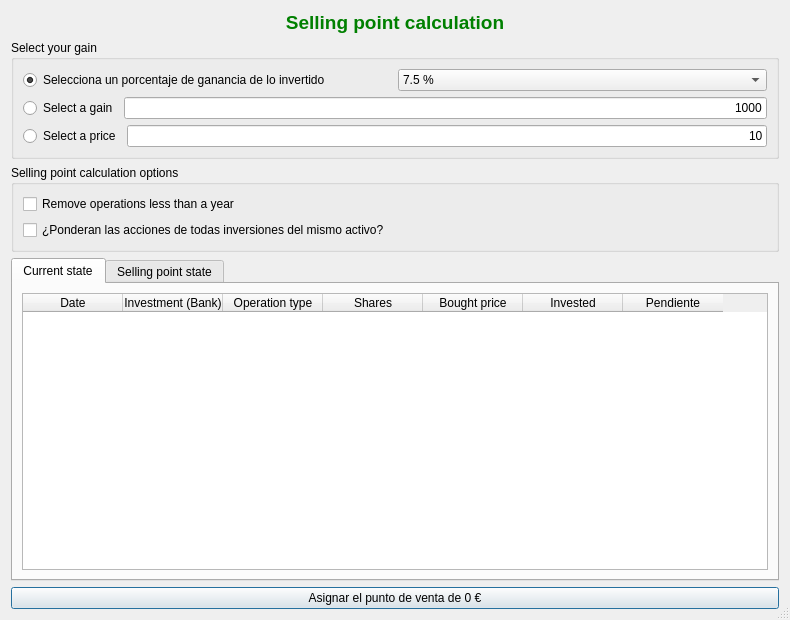
Before: the Qt Designer form ui/frmSellingPoint.ui in turulomio/xulpymoney, drawn with Qt 5.
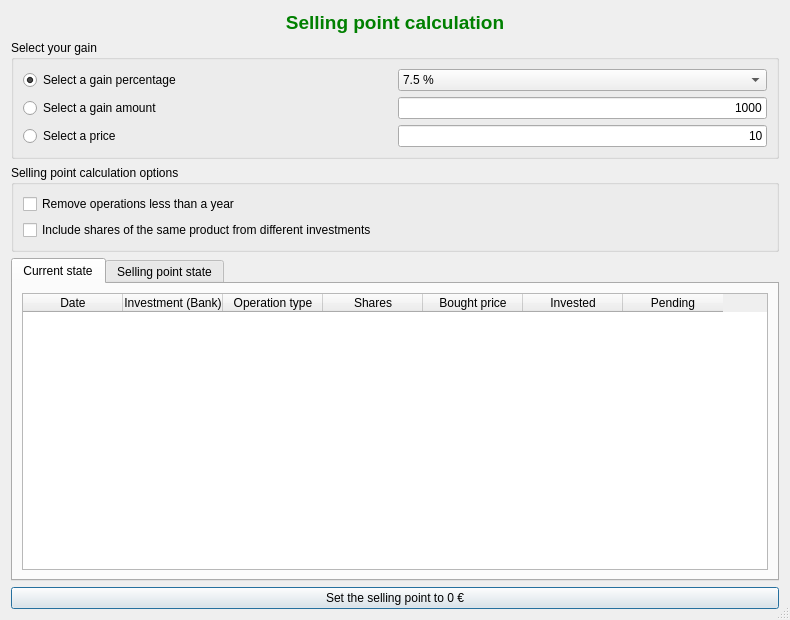
After: the same form once the commit is applied. The open tabs and pages were chosen to show the change. Icons and pictures are not drawn. Custom widgets are drawn as their Qt base class.

```diff
--- a/ui/frmSellingPoint.ui
+++ b/ui/frmSellingPoint.ui
@@ -60,7 +60,7 @@
           <item>
            <widget class="QRadioButton" name="radTPC">
             <property name="text">
-             <string>Selecciona un porcentaje de ganancia de lo invertido</string>
+             <string>Select a gain percentage</string>
             </property>
             <property name="checked">
              <bool>true</bool>
@@ -116,12 +116,18 @@
           <item>
            <widget class="QRadioButton" name="radGain">
             <property name="text">
-             <string>Select a gain</string>
+             <string>Select a gain amount</string>
             </property>
            </widget>
           </item>
           <item>
            <widget class="myQLineEdit" name="txtGanancia">
+            <property name="sizePolicy">
+             <sizepolicy hsizetype="Minimum" vsizetype="Fixed">
+              <horstretch>0</horstretch>
+              <verstretch>0</verstretch>
+             </sizepolicy>
+            </property>
             <property name="toolTip">
              <string>Introduce la ganancia</string>
             </property>
@@ -146,8 +152,11 @@
           </item>
           <item>
            <widget class="myQLineEdit" name="txtPrice">
-            <property name="toolTip">
-             <string>Introduce la ganancia</string>
+            <property name="sizePolicy">
+             <sizepolicy hsizetype="Minimum" vsizetype="Fixed">
+              <horstretch>0</horstretch>
+              <verstretch>0</verstretch>
+             </sizepolicy>
             </property>
             <property name="text">
              <string>10</string>
@@ -180,7 +189,7 @@
           <item>
            <widget class="QCheckBox" name="chkPonderanAll">
             <property name="text">
-             <string>¿Ponderan las acciones de todas inversiones del mismo activo?</string>
+             <string>Include shares of the same product from different investments</string>
             </property>
            </widget>
           </item>
@@ -236,7 +245,7 @@
            </column>
            <column>
             <property name="text">
-             <string>Pendiente</string>
+             <string>Pending</string>
             </property>
            </column>
           </widget>
@@ -297,7 +306,7 @@
      <item>
       <widget class="QPushButton" name="cmd">
        <property name="text">
-        <string>Asignar el punto de venta de 0 €</string>
+        <string>Set the selling point to 0 €</string>
        </property>
       </widget>
      </item>
```
Left out of the diff: 4 changed lines with no effect on the pictures.
